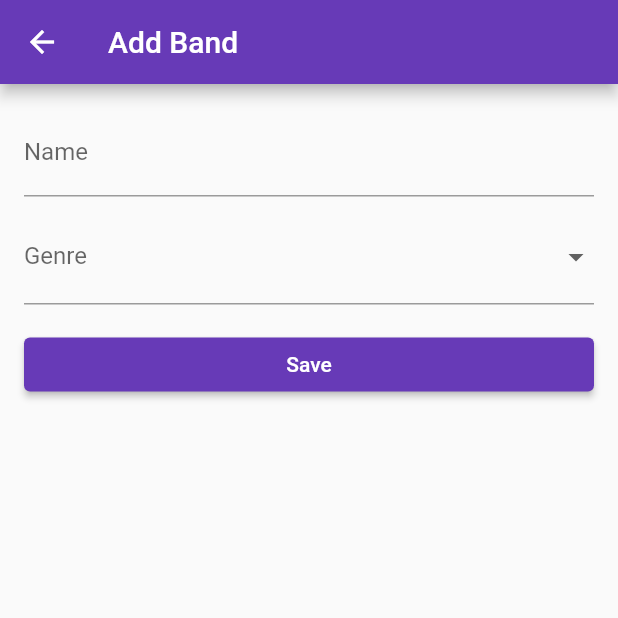
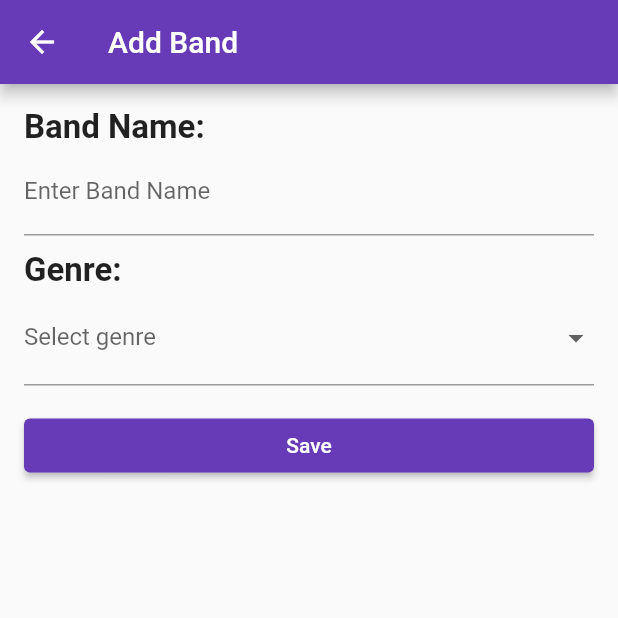
Before and after one commit to Lovyania/assignment4.2, a Flutter app: the AddBandScreen screen opened directly, on a phone screen of 412 x 824 dp, the top half of it. Run offline on Flutter 3.47's test engine with Material 2 defaults, Android fonts, the phone set to English and light mode, and no system bars; our stand-ins replace sqflite; accounts and stored records are empty.

Commit message:
member entry & band entry screens

```diff
--- a/lib/screens/bandentry.dart
+++ b/lib/screens/bandentry.dart
@@ -41,16 +41,30 @@ class _AddBandScreenState extends State<AddBandScreen> {
         child: Column(
           crossAxisAlignment: CrossAxisAlignment.stretch,
           children: [
+            const Text(
+              'Band Name:',
+              style: TextStyle(
+                fontSize: 22,
+                fontWeight: FontWeight.bold,
+              ),
+            ),
             TextField(
               controller: _nameController,
               decoration: InputDecoration(
-                labelText: 'Name',
+                labelText: 'Enter Band Name',
               ),
             ),
-            SizedBox(height: 8.0),
+            SizedBox(height: 10.0),
+            const Text(
+              'Genre:',
+              style: TextStyle(
+                fontSize: 22,
+                fontWeight: FontWeight.bold,
+              ),
+            ),
             DropdownButtonFormField<String>(
               decoration: InputDecoration(
-                labelText: 'Genre',
+                labelText: 'Select genre',
               ),
               value: _selectedGenre,
               onChanged: (String? value) {
```
Also changed, not shown: lib/screens/bandmemberentry.dart (+8 -1 lines).
